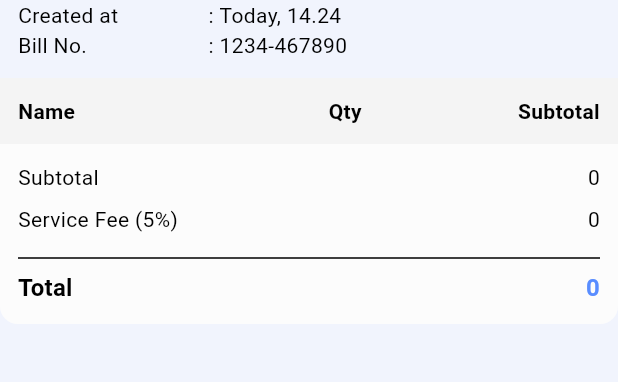
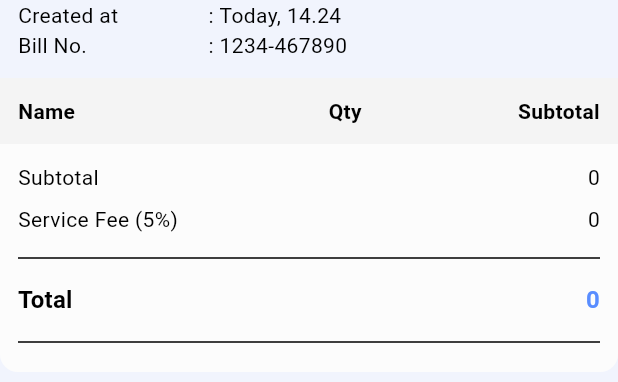
Before and after one commit to robbyobet7/flutterVercel, a Flutter app: the Bill widget shown alone on an empty page, opened directly, on a phone screen of 412 x 824 dp. Shown: the top 382 px of the screen. Run offline on Flutter 3.47's test engine with Material 3 defaults, Android fonts, the phone set to English and light mode, and no system bars; our stand-ins replace flutter_riverpod, flutter_svg, go_router, shared_preferences; accounts and stored records are empty; network calls fail.

Commit message:
feat: closed bill buttons

```diff
--- a/lib/core/widgets/app_button.dart
+++ b/lib/core/widgets/app_button.dart
@@ -38,6 +38,7 @@ class AppButton extends StatelessWidget {
     return ElevatedButton(
       onPressed: disabled == true ? null : onPressed,
       style: ElevatedButton.styleFrom(
+        disabledBackgroundColor: theme.colorScheme.surface,
         animationDuration: const Duration(milliseconds: 200),
         backgroundColor:
             disabled == true
--- a/lib/features/main_bill/presentations/pages/main_bill_page.dart
+++ b/lib/features/main_bill/presentations/pages/main_bill_page.dart
@@ -127,7 +127,7 @@ class MainBillPage extends ConsumerWidget {
             ),
           ),
         ),
-        if (cart.items.isNotEmpty)
+        if (cart.items.isNotEmpty && !isClosed)
           Container(
             height: 50,
             child: Row(
--- a/lib/features/main_bill/presentations/widgets/bill.dart
+++ b/lib/features/main_bill/presentations/widgets/bill.dart
@@ -3,6 +3,7 @@ import 'package:flutter_riverpod/flutter_riverpod.dart';
 import 'package:intl/intl.dart';
 import 'package:rebill_flutter/core/providers/bill_provider.dart';
 import 'package:rebill_flutter/core/providers/cart_provider.dart';
+import 'package:rebill_flutter/core/widgets/app_button.dart';
 
 class Bill extends ConsumerWidget {
   const Bill({super.key});
@@ -209,6 +210,7 @@ class Bill extends ConsumerWidget {
                                                 CrossAxisAlignment.start,
                                             children:
                                                 item.options!.map((option) {
+                                                  print('test: ${option.name}');
                                                   final isComplimentary =
                                                       option.type ==
                                                       'complimentary';
@@ -383,12 +385,11 @@ class Bill extends ConsumerWidget {
                     ),
                     padding: const EdgeInsets.all(12),
                     child: Column(
+                      spacing: 8,
                       children: [
                         // Product Discounts row
                         if (cart.totalProductDiscount > 0)
-                          Padding(
-                            padding: const EdgeInsets.only(bottom: 8),
-                            child: Row(
+                          Row(
                             children: [
                               Expanded(
                                 child: Text(
@@ -403,12 +404,9 @@ class Bill extends ConsumerWidget {
                               ),
                             ],
                           ),
-                          ),
 
                         // Subtotal row
-                        Padding(
-                          padding: const EdgeInsets.only(bottom: 8),
-                          child: Row(
+                        Row(
                           children: [
                             Expanded(
                               child: Text(
@@ -423,12 +421,9 @@ class Bill extends ConsumerWidget {
                             ),
                           ],
                         ),
-                        ),
 
                         // Service fee row
-                        Padding(
-                          padding: const EdgeInsets.only(bottom: 8),
-                          child: Row(
+                        Row(
                           children: [
                             Expanded(
                               child: Text(
@@ -443,13 +438,10 @@ class Bill extends ConsumerWidget {
                             ),
                           ],
                         ),
-                        ),
 
                         // Gratuity row
                         if (gratuity > 0)
-                          Padding(
-                            padding: const EdgeInsets.only(bottom: 8),
-                            child: Row(
+                          Row(
                             children: [
                               Expanded(
                                 child: Text(
@@ -464,13 +456,10 @@ class Bill extends ConsumerWidget {
                               ),
                             ],
                           ),
-                          ),
 
                         // Tax row
                         if (tax > 0)
-                          Padding(
-                            padding: const EdgeInsets.only(bottom: 8),
-                            child: Row(
+                          Row(
                             children: [
                               Expanded(
                                 child: Text(
@@ -485,13 +474,10 @@ class Bill extends ConsumerWidget {
                               ),
                             ],
                           ),
-                          ),
 
                         // Rounding row
                         if (roundingAmount != 0)
-                          Padding(
-                            padding: const EdgeInsets.only(bottom: 8),
-                            child: Row(
+                          Row(
                             children: [
                               Expanded(
                                 child: Text(
@@ -505,7 +491,6 @@ class Bill extends ConsumerWidget {
                                 textAlign: TextAlign.right,
                               ),
                             ],
-                            ),
                           ),
 
                         const Divider(),
@@ -531,6 +516,79 @@ class Bill extends ConsumerWidget {
                             ),
                           ],
                         ),
+
+                        const Divider(),
+
+                        if (isClosed)
+                          Column(
+                            children: [
+                              Container(
+                                width: double.infinity,
+                                child: AppButton(
+                                  backgroundColor:
+                                      theme.colorScheme.primaryContainer,
+                                  onPressed: () {},
+                                  text: 'Print Bill',
+                                  textStyle: theme.textTheme.bodyMedium
+                                      ?.copyWith(
+                                        color: theme.colorScheme.primary,
+                                      ),
+                                ),
+                              ),
+                              Container(
+                                width: double.infinity,
+                                child: AppButton(
+                                  backgroundColor:
+                                      theme.colorScheme.primaryContainer,
+                                  onPressed: () {},
+                                  text: 'Send to WhatsApp / SMS',
+                                  textStyle: theme.textTheme.bodyMedium
+                                      ?.copyWith(
+                                        color: theme.colorScheme.primary,
+                                      ),
+                                ),
+                              ),
+                              Container(
+                                width: double.infinity,
+                                child: AppButton(
+                                  backgroundColor:
+                                      theme.colorScheme.primaryContainer,
+                                  onPressed: () {},
+                                  text: 'Upload Payment Proof',
+                                  textStyle: theme.textTheme.bodyMedium
+                                      ?.copyWith(
+                                        color: theme.colorScheme.primary,
+                                      ),
+                                ),
+                              ),
+                              Container(
+                                width: double.infinity,
+                                child: AppButton(
+                                  backgroundColor:
+                                      theme.colorScheme.primaryContainer,
+                                  onPressed: () {},
+                                  text: 'Debit/Credit Card Info',
+                                  textStyle: theme.textTheme.bodyMedium
+                                      ?.copyWith(
+                                        color: theme.colorScheme.primary,
+                                      ),
+                                ),
+                              ),
+                              Container(
+                                width: double.infinity,
+                                child: AppButton(
+                                  backgroundColor:
+                                      theme.colorScheme.errorContainer,
+                                  onPressed: () {},
+                                  text: 'Refund / Retour',
+                                  textStyle: theme.textTheme.bodyMedium
+                                      ?.copyWith(
+                                        color: theme.colorScheme.error,
+                                      ),
+                                ),
+                              ),
+                            ],
+                          ),
                       ],
                     ),
                   ),
```
Also changed, not shown: lib/features/main_bill/presentations/widgets/total_price_card.dart (+22 -5 lines). Lines whose indentation alone changed are shown as unchanged.
